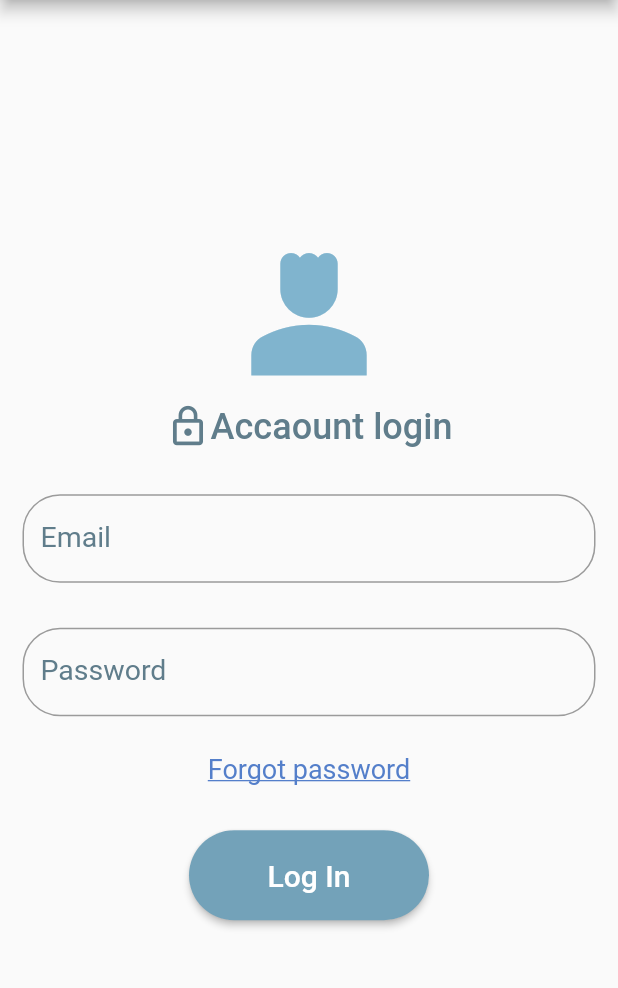
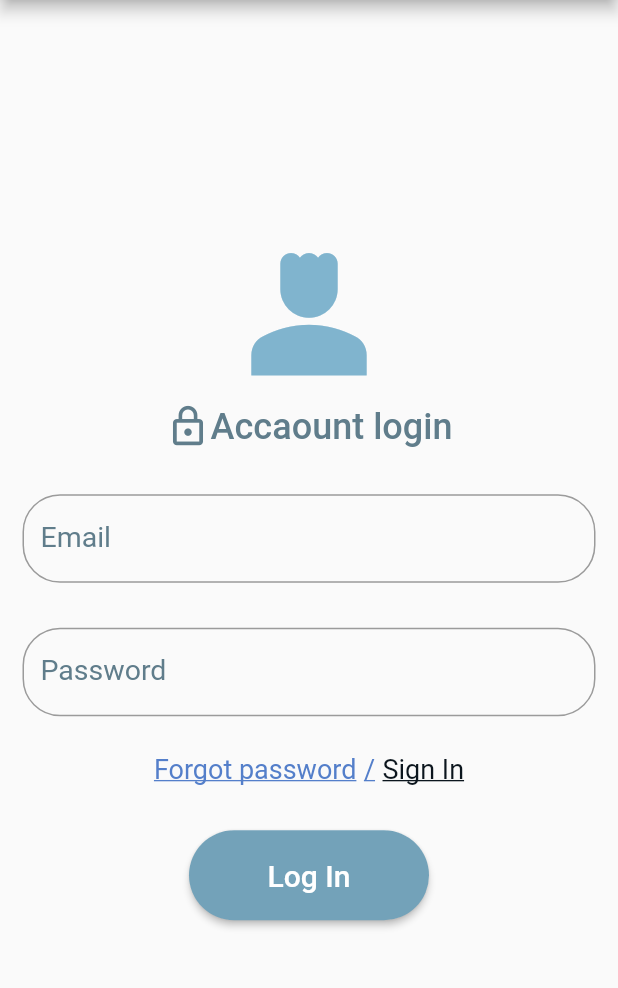
Before and after one commit to zharkynai13/Flutter-bilim, a Flutter app: the screen it shows after launch, on a phone screen of 412 x 824 dp, the part 84-1072 px from its top. Run offline on Flutter 3.47's test engine with Material 2 defaults, Android fonts, the phone set to English and light mode, and no system bars.

Commit message:
add Sign in piece

```diff
--- a/hw_4_loginpage/lib/components/text_styles.dart
+++ b/hw_4_loginpage/lib/components/text_styles.dart
@@ -19,6 +19,10 @@ class ForgotTextStyle {
     color: Color.fromARGB(255, 84, 127, 202),
     decoration: TextDecoration.underline
   );
+  static const signInStyle = TextStyle(fontSize: 18,
+    fontWeight: FontWeight.w400,
+    color: Color.fromARGB(255, 11, 21, 29),
+    decoration: TextDecoration.underline,);
 }
 class BtnStyle {
   static const btnStyle = TextStyle(fontSize: 20,);
--- a/hw_4_loginpage/lib/home/home.dart
+++ b/hw_4_loginpage/lib/home/home.dart
@@ -57,7 +57,16 @@ class _LoginPageState extends State<LoginPage> {
               ),
             ),
             const SizedBox(height: 25,),
-            const Text("Forgot password", style: ForgotTextStyle.forgorTextStyle ,),
+            Row(
+              mainAxisAlignment: MainAxisAlignment.center,
+              children: const [
+                Text("Forgot password", style: ForgotTextStyle.forgorTextStyle ,),
+                SizedBox(width: 5,),
+                Text("/", style: ForgotTextStyle.forgorTextStyle,),
+                SizedBox(width: 5,),
+                Text("Sign In", style: ForgotTextStyle.signInStyle,)
+              ],
+            ),
            const SizedBox(height: 30,),
             Container(
               width: 160,
```
